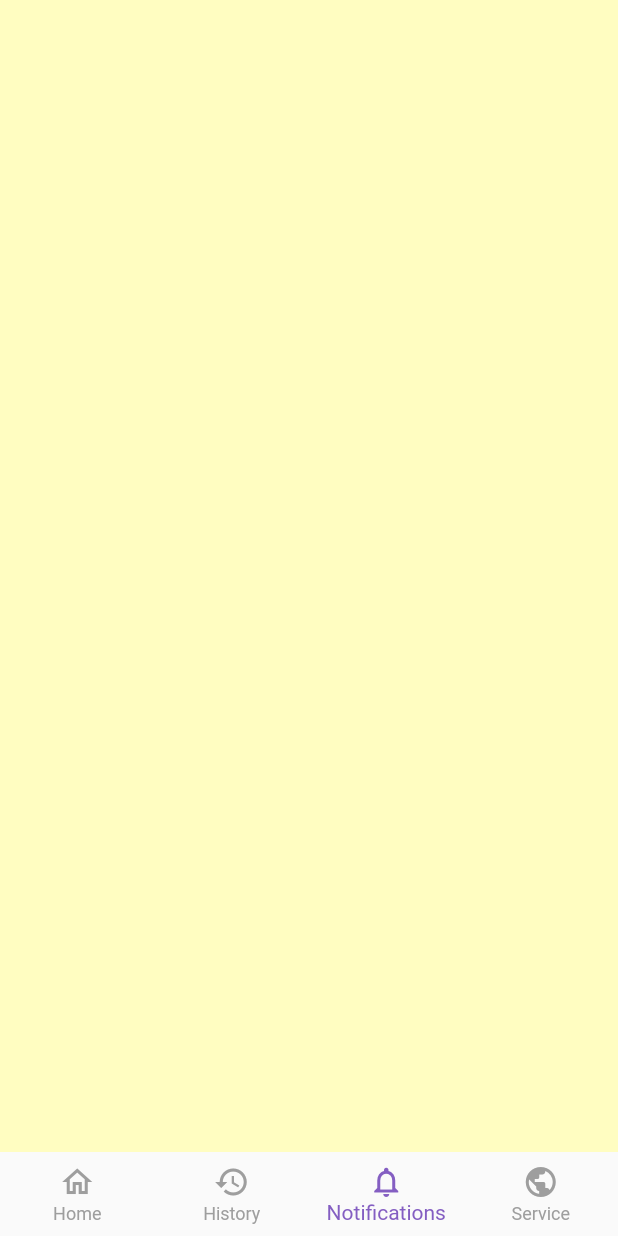
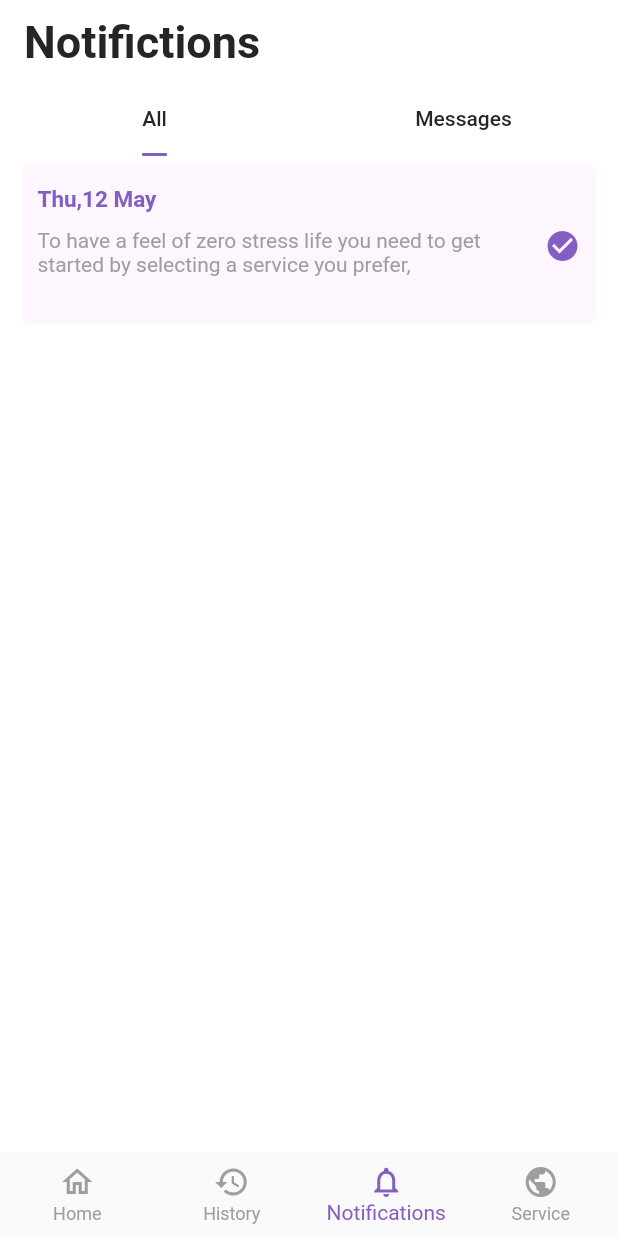
Before and after one commit to Trinity6264/Viva-service-provider, a Flutter app: the DashBoard screen opened directly, item 3 of the bottom bar chosen, on a phone screen of 412 x 824 dp. Run offline on Flutter 3.47's test engine with Material 2 defaults, Android fonts, the phone set to English and light mode, and no system bars; our stand-ins replace google_fonts.

```diff
--- a/lib/screens/dashboard/dashboard_screen.dart
+++ b/lib/screens/dashboard/dashboard_screen.dart
@@ -3,7 +3,7 @@ import 'package:google_fonts/google_fonts.dart';
 import 'package:viva_service_provider/screens/dashboard/history/history_screen.dart';
 import 'package:viva_service_provider/screens/dashboard/home/home_screen.dart';
 import 'package:viva_service_provider/screens/dashboard/map/map_screen.dart';
-import 'package:viva_service_provider/screens/dashboard/notifications/notification_screen.dart';
+import 'package:viva_service_provider/screens/dashboard/notifications/notifications.dart';
 
 import '../../shared/custom_colors.dart';
 
@@ -89,7 +89,7 @@ class _DashBoardState extends State<DashBoard> {
                           style: GoogleFonts.poppins(
                             color: blackColor,
                             fontWeight: FontWeight.w600,
-                            fontSize: 26,
+                            fontSize: 22,
                           ),
                         ),
                         const SizedBox(height: 12),
--- /dev/null
+++ b/lib/screens/dashboard/notifications/all/all.dart
@@ -0,0 +1,63 @@
+import 'package:flutter/material.dart';
+
+import '../../../../shared/custom_colors.dart';
+
+class All extends StatelessWidget {
+  const All({Key? key}) : super(key: key);
+
+  @override
+  Widget build(BuildContext context) {
+    Size _size = MediaQuery.of(context).size;
+    return Container(
+      width: double.infinity,
+      padding: const EdgeInsets.symmetric(horizontal: 10),
+      child: ListView.builder(
+        itemCount: 1,
+        itemBuilder: (context, index) {
+          return Container(
+            width: double.infinity,
+            padding: const EdgeInsets.fromLTRB(10, 5, 10, 15),
+            margin: const EdgeInsets.symmetric(vertical: 5, horizontal: 5),
+            height: _size.height * 0.13,
+            decoration: BoxDecoration(
+              color: lightColor,
+              borderRadius: BorderRadius.circular(5),
+            ),
+            child: Column(
+              crossAxisAlignment: CrossAxisAlignment.start,
+              children: [
+                Container(
+                  width: double.infinity,
+                  margin: const EdgeInsets.symmetric(vertical: 10),
+                  child: const Text(
+                    'Thu,12 May',
+                    style: TextStyle(
+                      color: primaryColor,
+                      fontWeight: FontWeight.w700,
+                      fontSize: 15,
+                    ),
+                  ),
+                ),
+                Row(
+                  crossAxisAlignment: CrossAxisAlignment.start,
+                  mainAxisAlignment: MainAxisAlignment.start,
+                  children: const [
+                    Flexible(
+                      child: Text(
+                        'To have a feel of zero stress life you need to get started by selecting a service you prefer,',
+                        style: TextStyle(
+                          color: greyColor,
+                        ),
+                      ),
+                    ),
+                    Icon(Icons.check_circle, color: primaryColor)
+                  ],
+                ),
+              ],
+            ),
+          );
+        },
+      ),
+    );
+  }
+}
--- a/lib/screens/dashboard/notifications/notification_screen.dart
+++ /dev/null
@@ -1,14 +0,0 @@
-import 'package:flutter/material.dart';
-import 'package:viva_service_provider/shared/custom_colors.dart';
-
-
-class NotificationScreen extends StatelessWidget {
-  const NotificationScreen({Key? key}) : super(key: key);
-
-  @override
-  Widget build(BuildContext context) {
-    return Scaffold(
-      backgroundColor: laundryColor,
-    );
-  }
-}
--- /dev/null
+++ b/lib/screens/dashboard/notifications/notifications.dart
@@ -0,0 +1,64 @@
+import 'package:flutter/material.dart';
+import 'package:viva_service_provider/screens/dashboard/notifications/all/all.dart';
+import 'package:viva_service_provider/screens/dashboard/notifications/message/message.dart';
+
+import '../../../shared/custom_colors.dart';
+
+
+class NotificationScreen extends StatelessWidget {
+  const NotificationScreen({Key? key}) : super(key: key);
+
+  static const _tabs = [
+    Tab(
+      child: Text(
+        'All',
+        style: TextStyle(
+          color: blackColor,
+        ),
+      ),
+    ),
+    Tab(
+      child: Text(
+        'Messages',
+        style: TextStyle(
+          color: blackColor,
+        ),
+      ),
+    ),
+  ];
+
+  static const _tabPages = [All(), Message()];
+
+  @override
+  Widget build(BuildContext context) {
+    return DefaultTabController(
+      length: 2,
+      child: Scaffold(
+        backgroundColor: whiteColor,
+        appBar: AppBar(
+          automaticallyImplyLeading: false,
+          backgroundColor: whiteColor,
+          elevation: .0,
+          title: const Text(
+            'Notifictions',
+            style: TextStyle(
+              color: blackColor,
+              fontSize: 30,
+              fontWeight: FontWeight.w600,
+            ),
+          ),
+          bottom: const TabBar(
+            tabs: _tabs,
+            indicatorSize: TabBarIndicatorSize.label,
+            indicatorPadding: EdgeInsets.zero,
+            padding: EdgeInsets.zero,
+            indicatorColor: primaryColor,
+          ),
+        ),
+        body: const TabBarView(
+          children: _tabPages,
+        ),
+      ),
+    );
+  }
+}
```
Also changed, not shown: lib/model/chat_model.dart (added, +28 -0 lines), lib/screens/dashboard/notifications/message/chatroom/chat.dart (added, +176 -0 lines), lib/screens/dashboard/notifications/message/message.dart (added, +99 -0 lines).
